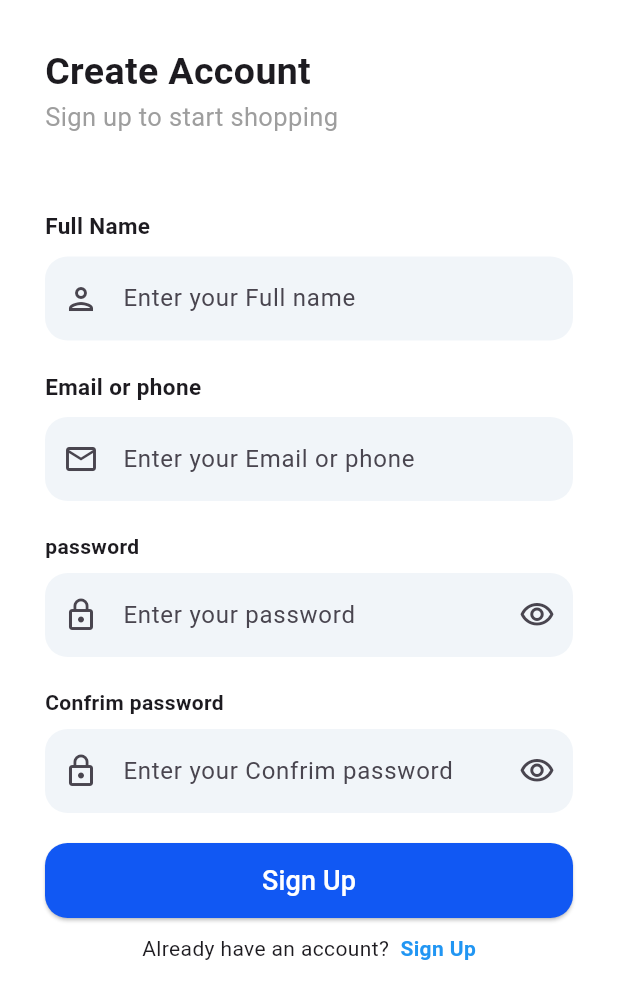
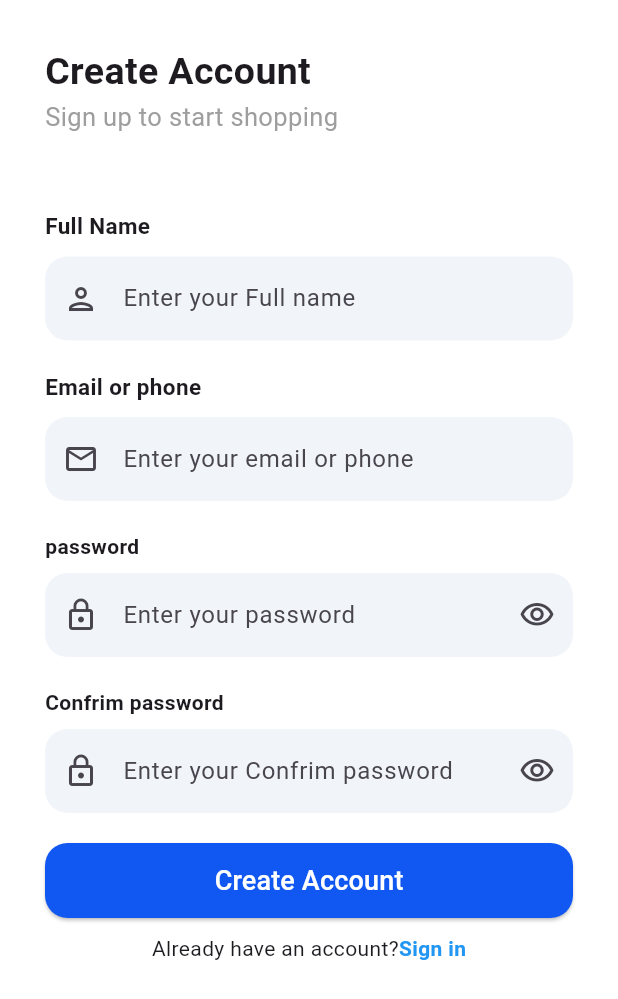
Before and after one commit to mohammednhfsx/salaty, a Flutter app: the SignUp screen opened directly, on a phone screen of 412 x 824 dp. Shown: the top 999 px of the screen. Run offline on Flutter 3.47's test engine with Material 3 defaults, Android fonts, the phone set to English and light mode, and no system bars; our stand-ins replace get, shared_preferences; accounts and stored records are empty.

Commit message:
Localize auth screens and add translation keys
Add new translation keys (Arabic and English) for sign-up flows (Create_Account, Sign_up_to_start_shopping, Full_Name, Enter_your_Full_name, Confrim_password, Enter_your_Confrim_password, Already_have_an_account, etc.) and wire up the SignUp screen to use .tr for all user-facing strings instead of hardcoded text. Small fixes: update LoginScreen text spacing, replace const Text widgets where localization is used, adjust SignUp button text to use localization and tidy onPressed formatting, and update the already-have-account row to use localized labels and navigate to the login screen.

```diff
--- a/lib/core/localization/translation.dart
+++ b/lib/core/localization/translation.dart
@@ -17,7 +17,15 @@ class Mytranslation extends Translations {
       "Forget_password": "نسيت كلمة المرور؟",
       "Sign_in": "تسجيل الدخول",
       "Don't_have_an_account?": "ليس لديك حساب؟",
-      "Sign_Up":"إنشاء حساب",
+      "Sign_Up": "إنشاء حساب",
+      "Create_Account": "إنشاء حساب",
+      "Sign_up_to_start_shopping": "التسجيل لبدء التسوق",
+      "Full_Name": "الاسم الكامل",
+      "Enter_your_Full_name": "أدخل اسمك الكامل",
+      "Confrim_password": "تأكيد كلمة المرور",
+      "Enter_your_Confrim_password": "أدخل كلمة مرور التأكيد الخاصة بك",
+      "Already_have_an_account":"لدي حساب بالفعل؟",
+
     },
 
     "en": {
@@ -35,6 +43,14 @@ class Mytranslation extends Translations {
       "Sign_in": "Sign in",
       "Don't_have_an_account? ": "Don't have an account? ",
       "Sign_Up": "Sign Up",
+      "Create_Account": "Create Account",
+      "Sign_up_to_start_shopping": "Sign up to start shopping ",
+      "Full_Name": "Full Name",
+      "Enter_your_Full_name": "Enter your Full name",
+      "Confrim_password": "Confrim password",
+      "Enter_your_Confrim_password": "Enter your Confrim password",
+      "Already_have_an_account":"Already have an account?",
+
     },
   };
 }
--- a/lib/view/auth/screens/login_screen.dart
+++ b/lib/view/auth/screens/login_screen.dart
@@ -118,7 +118,7 @@ class LoginScreen extends GetView<LocaleController> {
                       onTap: () {
                         Get.to(SignUp());
                       },
-                      child:  Text(
+                      child:   Text(
                         "Sign_Up".tr,
                         style: TextStyle(
                           color: Colors.blue,
--- a/lib/view/auth/screens/sign_up.dart
+++ b/lib/view/auth/screens/sign_up.dart
@@ -24,24 +24,24 @@ class _SignUpState extends State<SignUp> {
             crossAxisAlignment: CrossAxisAlignment.start,
             children: [
               Text(
-                "Create Account",
+                "Create_Account".tr,
                 style: TextStyle(fontSize: 25, fontWeight: FontWeight.bold),
               ),
               Text(
-                "Sign up to start shopping ",
+                "Sign_up_to_start_shopping".tr,
                 style: TextStyle(fontSize: 17, color: Colors.grey),
               ),
               SizedBox(height: 50),
 
               //fullname
               Text(
-                "Full Name",
+                "Full_Name".tr,
                 style: TextStyle(fontSize: 15, fontWeight: FontWeight.bold),
               ),
               SizedBox(height: 10),
               TextField(
                 decoration: InputDecoration(
-                  hintText: "Enter your Full name",
+                  hintText: "Enter_your_Full_name".tr,
                   prefixIcon: Icon(Icons.person_outlined),
                   filled: true,
                   fillColor: Color(0xfff1f5f9),
@@ -58,13 +58,13 @@ class _SignUpState extends State<SignUp> {
               SizedBox(height: 20),
               //Email
               Text(
-                "Email or phone",
+                "Email_or_phone".tr,
                 style: TextStyle(fontSize: 15, fontWeight: FontWeight.bold),
               ),
               SizedBox(height: 10),
               TextField(
                 decoration: InputDecoration(
-                  hintText: 'Enter your Email or phone',
+                  hintText: "Enter_your_email_or_phone".tr,
                   filled: true,
                   fillColor: Color(0xfff1f5f9),
                   prefixIcon: Icon(Icons.email_outlined),
@@ -81,14 +81,14 @@ class _SignUpState extends State<SignUp> {
               SizedBox(height: 20),
 
               //password
-              const Text(
-                "password",
+              Text(
+                "password".tr,
                 style: TextStyle(fontWeight: FontWeight.bold),
               ),
               const SizedBox(height: 8),
               TextField(
                 decoration: InputDecoration(
-                  hintText: "Enter your password",
+                  hintText: "Enter_your_password".tr,
 
                   prefixIcon: const Icon(Icons.lock_outline),
                   suffixIcon: const Icon(Icons.visibility_outlined),
@@ -108,14 +108,14 @@ class _SignUpState extends State<SignUp> {
               SizedBox(height: 20),
 
               //Confrim password
-              const Text(
-                "Confrim password",
+              Text(
+                "Confrim_password".tr,
                 style: TextStyle(fontWeight: FontWeight.bold),
               ),
               const SizedBox(height: 8),
               TextField(
                 decoration: InputDecoration(
-                  hintText: "Enter your Confrim password",
+                  hintText: "Enter_your_Confrim_password".tr,
 
                   prefixIcon: const Icon(Icons.lock_outline),
                   suffixIcon: const Icon(Icons.visibility_outlined),
@@ -142,9 +142,11 @@ class _SignUpState extends State<SignUp> {
                       borderRadius: BorderRadius.circular(15),
                     ),
                   ),
-                  onPressed: () {Get.to(HomePage());},
+                  onPressed: () {
+                    Get.to(HomePage());
+                  },
                   child: Text(
-                    'Sign Up',
+                    "Create_Account".tr,
                     style: TextStyle(color: Colors.white, fontSize: 18),
                   ),
                 ),
@@ -154,13 +156,13 @@ class _SignUpState extends State<SignUp> {
                 child: Row(
                   mainAxisAlignment: MainAxisAlignment.center,
                   children: [
-                    const Text("Already have an account?  "),
+                     Text(  "Already_have_an_account".tr),
                     GestureDetector(
                       onTap: () {
                         Get.to(LoginScreen());
                       },
-                      child: const Text(
-                        "Sign Up",
+                      child:  Text(
+                        "Sign_in".tr,
                         style: TextStyle(
                           color: Colors.blue,
                           fontWeight: FontWeight.bold,
```
